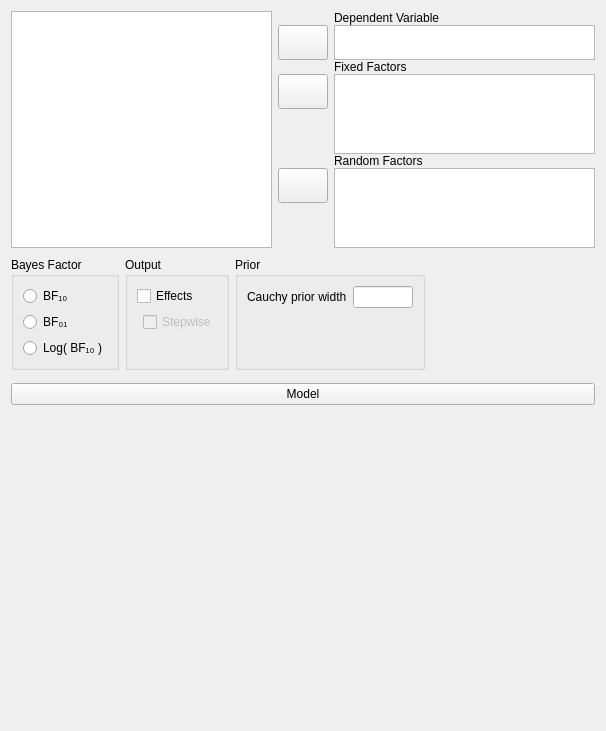
Old version of the form JASP-Desktop/analysisforms/anovabayesianform.ui in the repository jasp-stats/jasp-desktop.
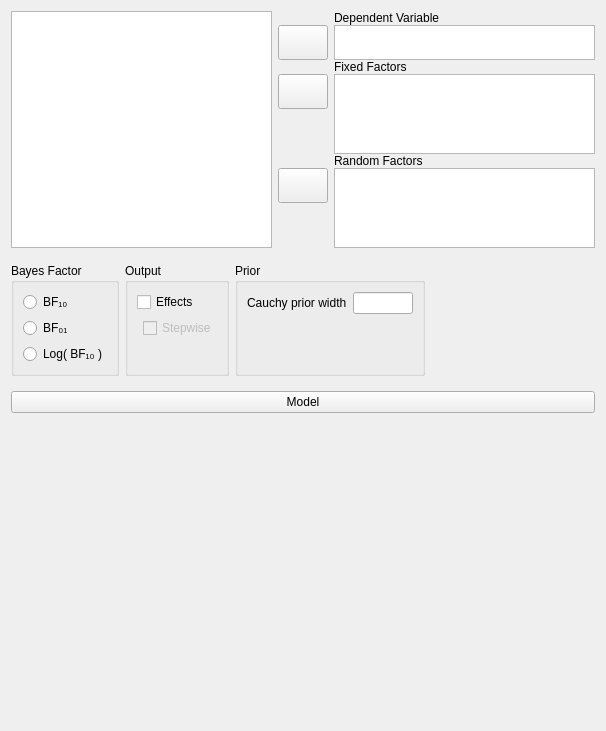
New version of the form. Custom widgets are drawn as their Qt base class.

Diff of the .ui file:
```diff
--- a/JASP-Desktop/analysisforms/anovabayesianform.ui
+++ b/JASP-Desktop/analysisforms/anovabayesianform.ui
@@ -20,9 +20,6 @@
    <string>Form</string>
   </property>
   <layout class="QVBoxLayout" name="verticalLayout">
-   <property name="spacing">
-    <number>0</number>
-   </property>
    <item>
     <widget class="QWidget" name="topWidget" native="true">
      <property name="sizePolicy">
@@ -456,9 +453,6 @@
          <property name="leftMargin">
           <number>0</number>
          </property>
-         <property name="topMargin">
-          <number>13</number>
-         </property>
          <property name="rightMargin">
           <number>0</number>
          </property>
```
